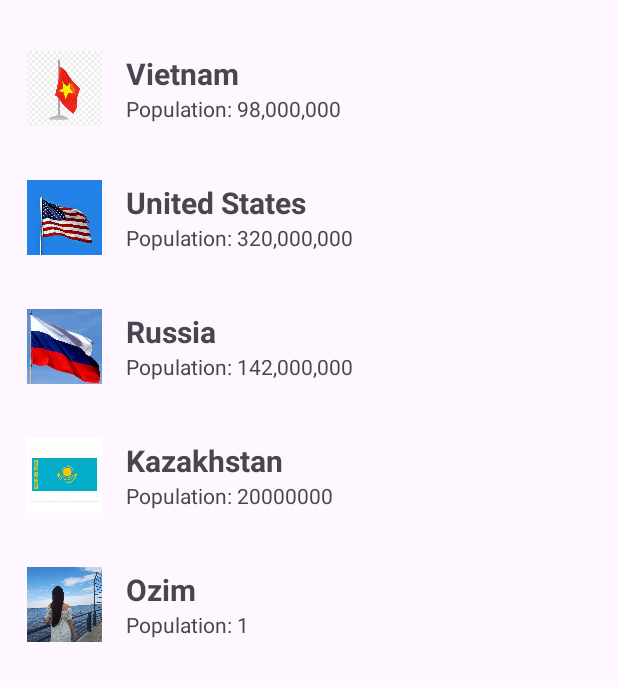
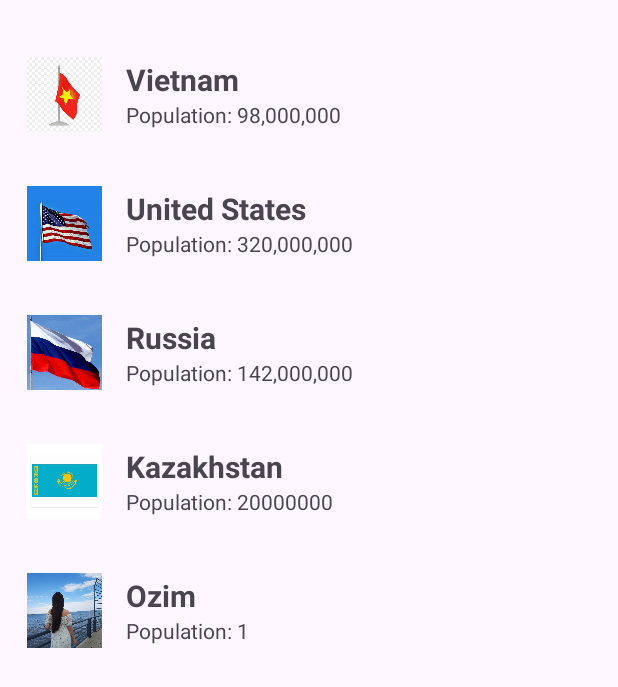
Before and after one commit to Zhyndy/lab06, an Android app: the screen it shows after launch (MainActivity), on a phone screen of 412 x 824 dp. Shown: the top 687 px of the screen. Run offline under Robolectric (Android 15) with nearby library versions, the phone set to English and light mode, and no system bars.

```diff
--- a/app/src/main/res/layout/activity_main.xml
+++ b/app/src/main/res/layout/activity_main.xml
@@ -7,5 +7,5 @@
         android:id="@+id/recyclerView"
         android:layout_width="match_parent"
         android:layout_height="match_parent"
-        android:paddingTop="16dp"/>
+        android:paddingTop="20dp"/>
 </LinearLayout>
```
